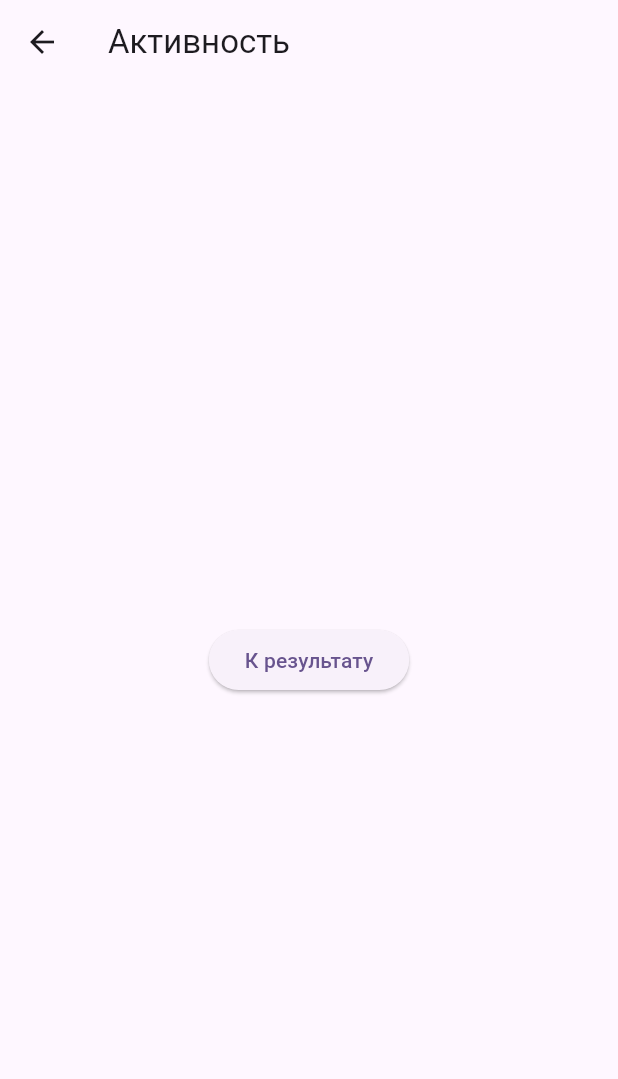
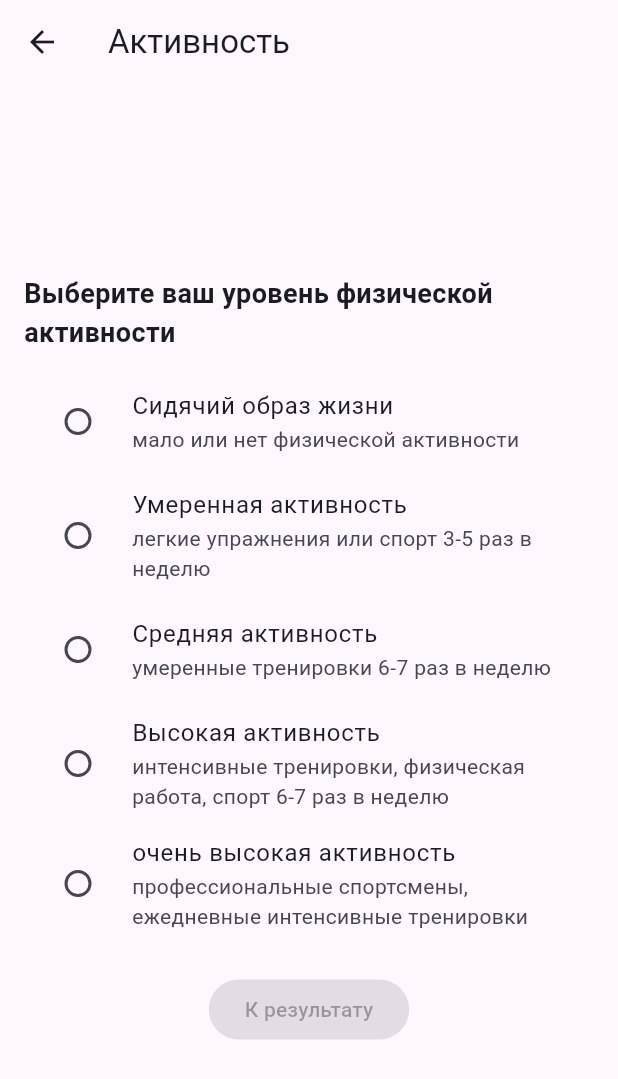
Before and after one commit to ruslanflutterdev/daily_calorie_intake, a Flutter app: the CalorieActivityScreen screen opened by its route, on a phone screen of 412 x 824 dp. Shown: the top 1079 px of the screen. Run offline on Flutter 3.47's test engine with Material 3 defaults, Android fonts, the phone set to English and light mode, and no system bars.

Commit message:
добавил новое поле activityLevel в UserModel для хранения выбранного уровня активности, обновил конструктор и метод copyWith. CalorieActivityScreen поменял на StatefulWidget чтобы можно было отслеживать выбранный уровень активности. добавил список для каждого уровня активности, добавил RadioListTile для того чтобы пользователь мог выбрать только один из пяти уровней активности. добавил проверку в ElevatedButton, кнопка активна только если выбрануровень активности.

```diff
--- a/lib/models/user_model.dart
+++ b/lib/models/user_model.dart
@@ -4,8 +4,16 @@ class UserModel {
   final double? height;
   final int? age;
   final String? target;
+  final String? activityLevel;
 
-  UserModel({this.gender, this.weight, this.height, this.age, this.target});
+  UserModel({
+    this.gender,
+    this.weight,
+    this.height,
+    this.age,
+    this.target,
+    this.activityLevel,
+  });
 
   UserModel copyWith({
     String? gender,
@@ -13,6 +21,7 @@ class UserModel {
     double? height,
     int? age,
     String? target,
+    String? activityLevel,
   }) {
     return UserModel(
       gender: gender ?? this.gender,
@@ -20,6 +29,7 @@ class UserModel {
       height: height ?? this.height,
       age: age ?? this.age,
       target: target ?? this.target,
+      activityLevel: activityLevel ?? this.activityLevel,
     );
   }
 }
--- a/lib/screens/calorie_activity_screen.dart
+++ b/lib/screens/calorie_activity_screen.dart
@@ -2,25 +2,105 @@ import 'package:daily_calorie_intake/core/app_routes.dart';
 import 'package:daily_calorie_intake/models/user_model.dart';
 import 'package:flutter/material.dart';
 
-class CalorieActivityScreen extends StatelessWidget {
+class CalorieActivityScreen extends StatefulWidget {
   const CalorieActivityScreen({super.key});
+
+  @override
+  State<CalorieActivityScreen> createState() => _CalorieActivityScreenState();
+}
+
+class _CalorieActivityScreenState extends State<CalorieActivityScreen> {
+  String? _selectedActivityLevel;
 
   void navigateToResult(BuildContext context) {
     final userModel = ModalRoute.of(context)?.settings.arguments as UserModel?;
-    Navigator.pushNamed(context, AppRoutes.result, arguments: userModel);
+    final updatedModel =
+        userModel?.copyWith(activityLevel: _selectedActivityLevel) ??
+        UserModel(activityLevel: _selectedActivityLevel);
+    Navigator.pushNamed(context, AppRoutes.result, arguments: updatedModel);
   }
 
   @override
   Widget build(BuildContext context) {
     return Scaffold(
       appBar: AppBar(title: Text('Активность')),
-      body: Center(
+      body: Padding(
+        padding: EdgeInsets.all(16.0),
         child: Column(
           mainAxisAlignment: MainAxisAlignment.center,
           children: [
-            ElevatedButton(
-              onPressed: () => navigateToResult(context),
-              child: Text('К результату'),
+            Text(
+              'Выберите ваш уровень физической активности',
+              style: TextStyle(fontSize: 18, fontWeight: FontWeight.bold),
+            ),
+            SizedBox(height: 10),
+            RadioListTile<String>(
+              title: Text('Сидячий образ жизни'),
+              subtitle: Text('мало или нет физической активности'),
+              value: 'sedentary',
+              groupValue: _selectedActivityLevel,
+              onChanged: (value) {
+                setState(() {
+                  _selectedActivityLevel = value;
+                });
+              },
+            ),
+            RadioListTile<String>(
+              title: Text('Умеренная активность'),
+              subtitle: Text('легкие упражнения или спорт 3-5 раз в неделю'),
+              value: 'light',
+              groupValue: _selectedActivityLevel,
+              onChanged: (value) {
+                setState(() {
+                  _selectedActivityLevel = value;
+                });
+              },
+            ),
+            RadioListTile<String>(
+              title: Text('Средняя активность'),
+              subtitle: Text('умеренные тренировки 6-7 раз в неделю'),
+              value: 'moderate',
+              groupValue: _selectedActivityLevel,
+              onChanged: (value) {
+                setState(() {
+                  _selectedActivityLevel = value;
+                });
+              },
+            ),
+            RadioListTile<String>(
+              title: Text('Высокая активность'),
+              subtitle: Text(
+                'интенсивные тренировки, физическая работа, спорт 6-7 раз в неделю',
+              ),
+              value: 'high',
+              groupValue: _selectedActivityLevel,
+              onChanged: (value) {
+                setState(() {
+                  _selectedActivityLevel = value;
+                });
+              },
+            ),
+            RadioListTile<String>(
+              title: Text('очень высокая активность'),
+              subtitle: Text(
+                'профессиональные спортсмены, ежедневные интенсивные тренировки',
+              ),
+              value: 'very_high',
+              groupValue: _selectedActivityLevel,
+              onChanged: (value) {
+                setState(() {
+                  _selectedActivityLevel = value;
+                });
+              },
+            ),
+            SizedBox(height: 20),
+            Center(
+              child: ElevatedButton(
+                onPressed: _selectedActivityLevel != null
+                    ? () => navigateToResult(context)
+                    : null,
+                child: Text('К результату'),
+              ),
             ),
           ],
         ),
--- a/lib/screens/calorie_target_screen.dart
+++ b/lib/screens/calorie_target_screen.dart
@@ -10,6 +10,7 @@ class CalorieTargetScreen extends StatefulWidget {
 }
 
 class _CalorieTargetScreenState extends State<CalorieTargetScreen> {
+
   void navigateToActivity(BuildContext context, String target) {
     final userModel = ModalRoute.of(context)?.settings.arguments as UserModel?;
     final updatedModel =
```
